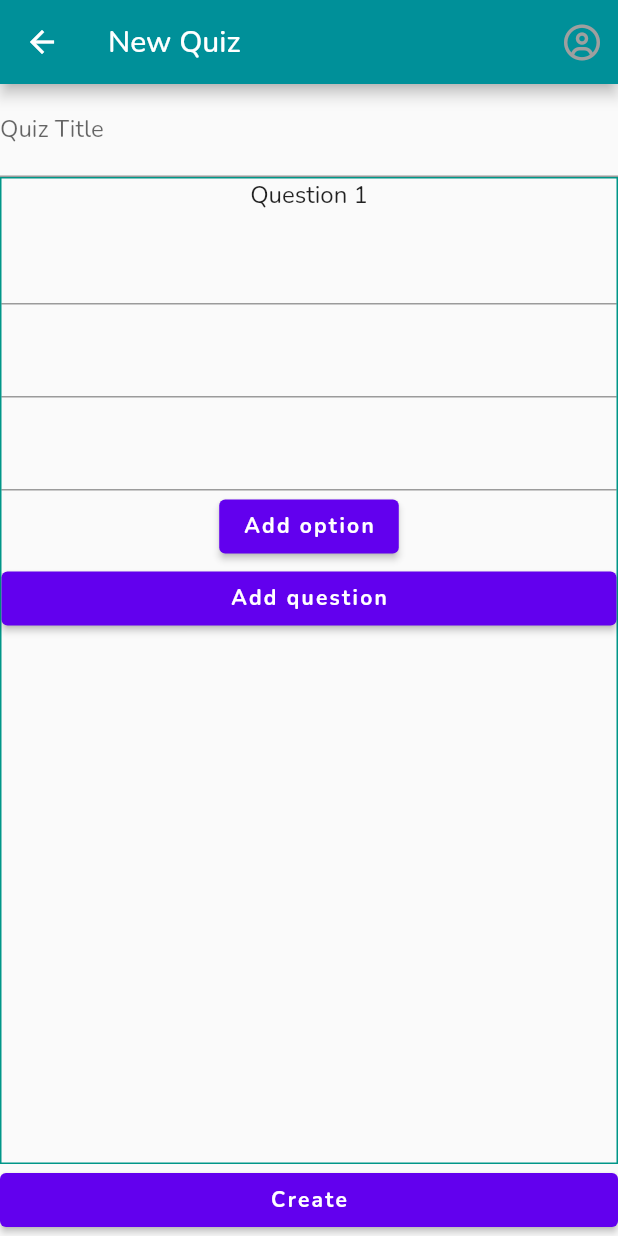
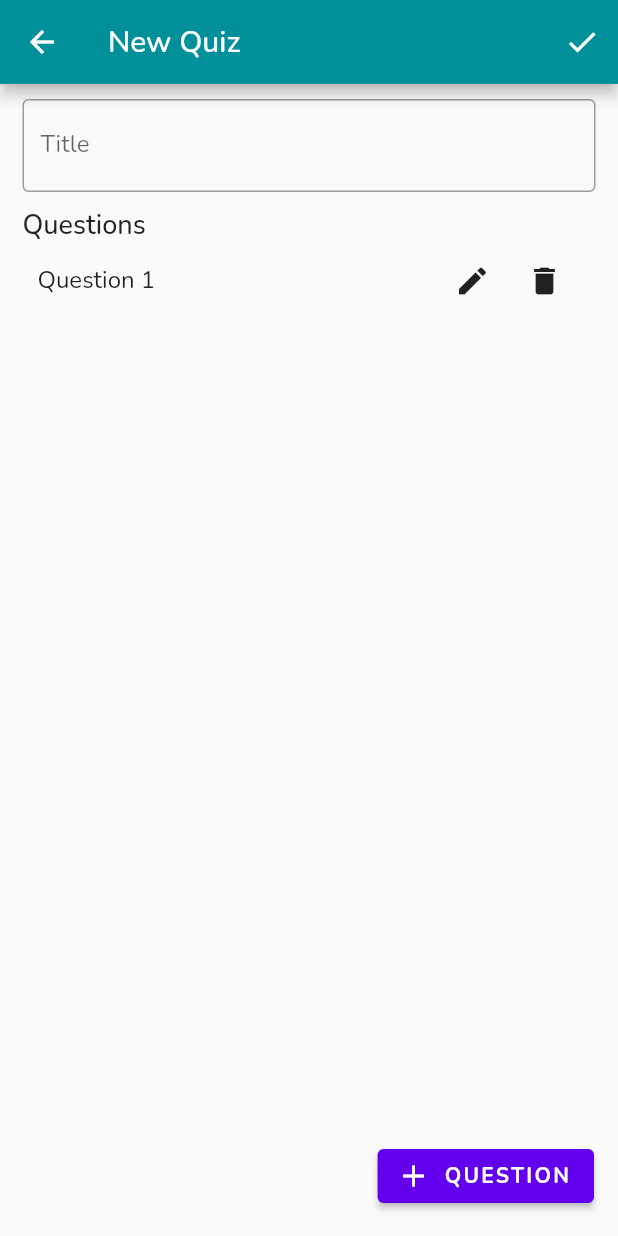
Before and after one commit to ChariseWalraven/quiz_app, a Flutter app: the NewQuizScreen screen opened by its route, on a phone screen of 412 x 824 dp. Run offline on Flutter 3.47's test engine with Material 2 defaults, Android fonts, the phone set to English and light mode, and no system bars; our stand-ins replace cloud_firestore, firebase_auth, firebase_core, font_awesome_flutter, google_fonts, google_sign_in and 1 more; accounts and stored records are empty.

Commit message:
refactors new quiz ui to be in line with design

```diff
--- /dev/null
+++ b/lib/helpers/dummy_data.dart
@@ -0,0 +1,9 @@
+// JSON dummy data
+const questionJSON = {
+  'text': 'Question 1',
+  'options': [
+    {'value': 'Option 1', 'correct': true, 'details': 'Some details'},
+    {'value': 'Option 2', 'correct': false, 'details': 'Some other details'},
+    {'value': 'Option 3'},
+  ],
+};
--- /dev/null
+++ b/lib/helpers/helper_functions.dart
@@ -0,0 +1,10 @@
+import 'package:flutter/foundation.dart';
+
+void unimplimentedOnPress() {
+  throw UnimplementedError("OnPress Unimplimented!");
+}
+
+String? unimplimentedValidator(String? inputValue) {
+  debugPrint("User entered: $inputValue");
+  return "this validator has not been implemented";
+}
--- a/lib/quiz/new_quiz_page.dart
+++ b/lib/quiz/new_quiz_page.dart
@@ -1,6 +1,8 @@
 import 'package:flutter/material.dart';
 import 'package:font_awesome_flutter/font_awesome_flutter.dart';
 import 'package:quiz_app/helpers/app_constants.dart';
+import 'package:quiz_app/helpers/dummy_data.dart';
+import 'package:quiz_app/helpers/helper_functions.dart';
 import 'package:quiz_app/models/models.dart';
 import 'package:quiz_app/widgets/form_widgets.dart';
 
@@ -8,26 +10,28 @@ class NewQuizScreen extends StatelessWidget {
   const NewQuizScreen({super.key});
 
   void handleUserOnPressed(BuildContext context) {
-    Navigator.pushNamed(context, '/profile');
+    debugPrint("Create");
   }
 
   @override
   Widget build(BuildContext context) {
     return Scaffold(
-      // TODO: move scaffold or appbar to widgets
+      // TODO: move scaffold or appbar to widgets?
       appBar: AppBar(
         backgroundColor:
             AppConstants.hexToColor(AppConstants.appPrimaryColorGreen),
         title: const Text('New Quiz'),
         actions: [
           IconButton(
-            icon: Icon(
-              FontAwesomeIcons.circleUser,
-              color: AppConstants.hexToColor(AppConstants.appPrimaryColorLight),
-            ),
+            icon: const Icon(Icons.check),
             onPressed: () => handleUserOnPressed(context),
           )
         ],
+      ),
+      floatingActionButton: ElevatedButton.icon(
+        onPressed: unimplimentedOnPress,
+        icon: const Icon(Icons.add, size: 24),
+        label: const Text("QUESTION"),
       ),
       body: const SafeArea(
         child: NewQuizForm(),
@@ -45,111 +49,109 @@ class NewQuizForm extends StatefulWidget {
 
 class _NewQuizFormState extends State<NewQuizForm> {
   final _titleController = TextEditingController();
-  final List _questions = [Question.fromJson(_questionJSON)];
-
-  void _unimplimentedOnPress() {
-    throw UnimplementedError("OnPress Unimplimented!");
-  }
+  final List _questions = [Question.fromJson(questionJSON)];
 
   @override
   Widget build(BuildContext context) {
     return Form(
+      child: Padding(
+        padding: const EdgeInsets.symmetric(horizontal: 15.0),
         child: Column(
           mainAxisAlignment: MainAxisAlignment.spaceBetween,
           crossAxisAlignment: CrossAxisAlignment.stretch,
           children: [
-          TextInput(
-            label: "Quiz Title",
-            controller: _titleController,
+            QuizTitle(titleController: _titleController),
+            Expanded(
+              child: Questions(
+                questions: _questions,
               ),
-          Expanded(
-            child: Container(
-              decoration: BoxDecoration(
-                border: Border.all(color: Colors.teal),
-              ),
-              child: Column(
-                crossAxisAlignment: CrossAxisAlignment.stretch,
-                children: [
-                  ListView.builder(
-                    shrinkWrap: true,
-                    itemCount: _questions.length,
-                    itemBuilder: _questionBuilder,
-                  ),
-                  ElevatedButton(
-                    onPressed: _unimplimentedOnPress,
-                    child: const Text("Add question"),
             ),
           ],
         ),
       ),
+    );
+  }
+}
+
+class Questions extends StatelessWidget {
+  const Questions({
+    super.key,
+    required this.questions,
+  });
+
+  final List questions;
+
+  @override
+  Widget build(BuildContext context) {
+    return Column(
+      crossAxisAlignment: CrossAxisAlignment.start,
+      children: [
+        Text(
+          "Questions",
+          style: Theme.of(context).textTheme.bodyLarge,
         ),
-          CreateButton(onSubmit: _unimplimentedOnPress)
+        ListView.builder(
+          shrinkWrap: true,
+          itemCount: questions.length,
+          itemBuilder: _questionBuilder,
+        ),
       ],
-      ),
     );
   }
 
   Widget _questionBuilder(BuildContext context, int index) {
-    Question question = _questions[index];
+    Question question = questions[index];
 
-    debugPrint(_questions[index].text);
+    debugPrint(questions[index].text);
 
-    Widget optionBuilder(context, index) {
-      Option option = question.options[index];
-      return TextInput();
-    }
-
-    return Column(
+    return Row(
+      mainAxisAlignment: MainAxisAlignment.spaceBetween,
       children: [
-        Text(question.text),
-        ListView.builder(
-          shrinkWrap: true,
-          itemCount: question.options.length,
-          itemBuilder: optionBuilder,
+        Padding(
+          padding: const EdgeInsets.symmetric(horizontal: 10),
+          child: Text(question.text),
         ),
-        ElevatedButton(
-          onPressed: _unimplimentedOnPress,
-          child: const Text("Add option"),
+        Padding(
+          padding: const EdgeInsets.symmetric(horizontal: 10),
+          child: Row(
+            children: const [
+              IconButton(
+                onPressed: unimplimentedOnPress,
+                icon: Icon(Icons.edit),
+              ),
+              IconButton(
+                onPressed: unimplimentedOnPress,
+                icon: Icon(Icons.delete),
+              ),
+            ],
+          ),
         ),
       ],
     );
   }
 }
 
-class TextInput extends StatelessWidget {
-  TextInput({
-    super.key,
-    this.controller,
-    this.label,
-  });
+class QuizTitle extends StatelessWidget {
+  const QuizTitle({
+    Key? key,
+    required TextEditingController titleController,
+  })  : _titleController = titleController,
+        super(key: key);
 
-  final TextEditingController _defaultController = TextEditingController();
-  final TextEditingController? controller;
-  final String? label;
+  final TextEditingController _titleController;
 
   @override
   Widget build(BuildContext context) {
-    return TextFormField(
-      decoration: InputDecoration(
-        labelText: label ?? "",
+    return Padding(
+      padding: const EdgeInsets.symmetric(vertical: 10.0),
+      child: TextFormField(
+        decoration: const InputDecoration(
+          labelText: "Title",
+          border: OutlineInputBorder(),
         ),
-      controller: controller ?? _defaultController,
-      validator: _unimplimentedValidator,
+        controller: _titleController,
+        validator: unimplimentedValidator,
+      ),
     );
   }
 }
-
-String? _unimplimentedValidator(String? inputValue) {
-  debugPrint("User entered: $inputValue");
-  return "this validator has not been implemented";
-}
-
-// JSON dummy data
-const _questionJSON = {
-  'text': 'Question 1',
-  'options': [
-    {'value': 'Option 1', 'correct': true, 'details': 'Some details'},
-    {'value': 'Option 2', 'correct': false, 'details': 'Some other details'},
-    {'value': 'Option 3'},
-  ],
-};
```
Also changed, not shown: lib/main.dart (line endings or trailing spaces). Lines whose indentation alone changed are shown as unchanged.
